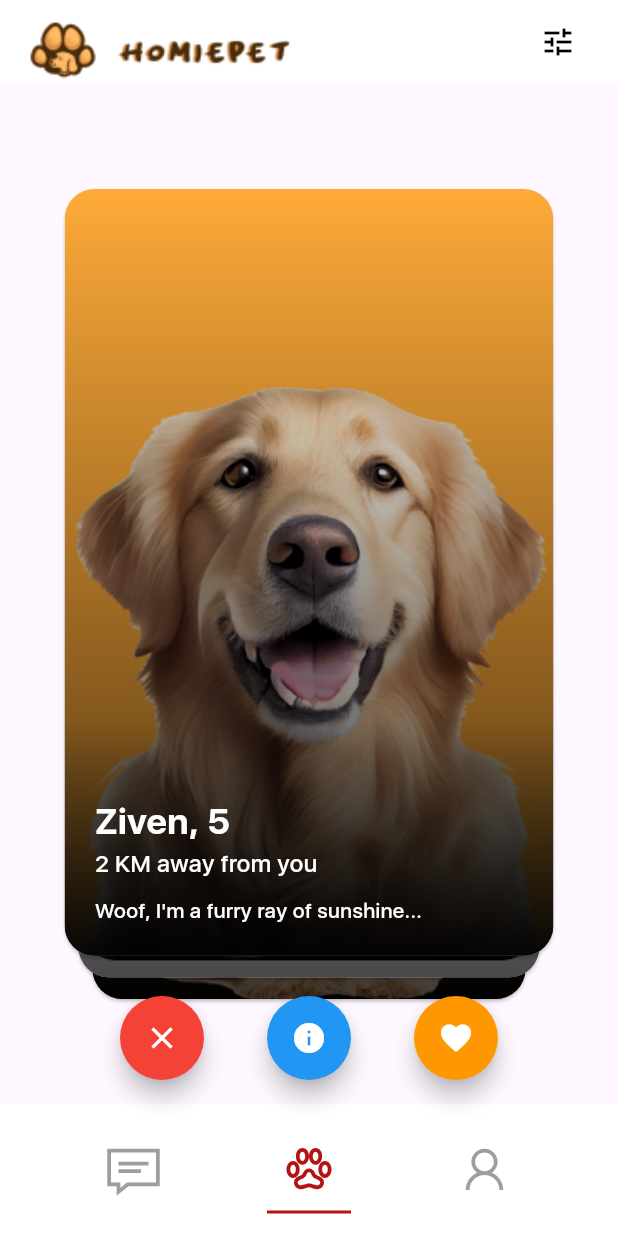
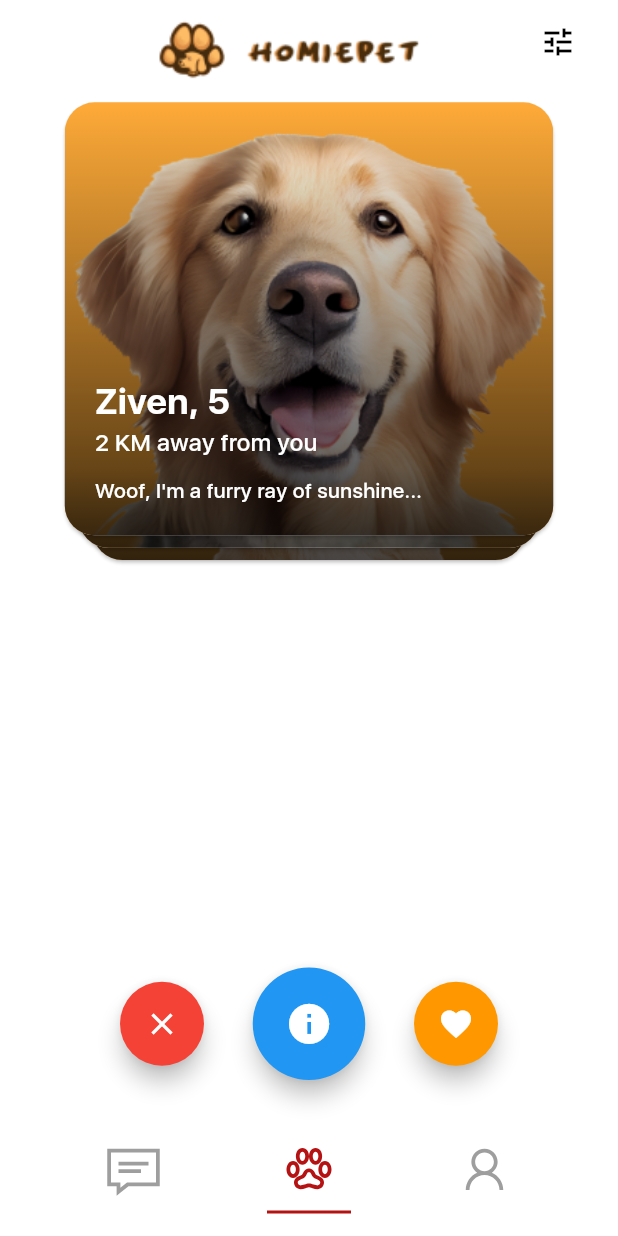
Before and after one commit to JoEdwrd/homiepet, a Flutter app: the HomePage screen opened by its route, item 2 of the bottom bar chosen, after a tap on the "info" icon, on a phone screen of 412 x 824 dp. Run offline on Flutter 3.47's test engine with Material 3 defaults, Android fonts, the light colour scheme and no system bars; drawn by our look-alikes of tcard; our stand-ins replace image_picker, line_awesome_flutter, permission_handler; project files that could hold a hidden picture were left out.

Commit message:
detail homepage

```diff
--- a/lib/pages/homepage.dart
+++ b/lib/pages/homepage.dart
@@ -10,6 +10,15 @@
 class _HomePageState extends State<HomePage> {
   TCardController _controller = TCardController();
   int _selectedIndex = 1;
+  double _cardHeightPercentage = 0.7; // Initial TCard height as a percentage of screen height
+  bool _isDetailVisible = false; // Track if detail view is visible
+
+  void _toggleCardPosition() {
+    setState(() {
+      _isDetailVisible = !_isDetailVisible;
+      _cardHeightPercentage = _isDetailVisible ? 0.4 : 0.7;
+    });
+  }
 
   List<Map<String, dynamic>> pets = [
     {
@@ -138,18 +147,19 @@
     }).toList();
 
     return Scaffold(
+      backgroundColor: Colors.white,
       appBar: AppBar(
         automaticallyImplyLeading: false,
         backgroundColor: Colors.white,
         title: Row(
-          mainAxisAlignment: MainAxisAlignment.center,
+          mainAxisAlignment: MainAxisAlignment.spaceBetween,
           children: <Widget>[
+            SizedBox(width: 40,),
             Image.asset(
               'assets/appbarlogo.png',
               fit: BoxFit.contain,
               height: 50,
             ),
-            Spacer(),
             IconButton(
               icon: Icon(Icons.tune, color: Colors.black),
               onPressed: () {
@@ -159,19 +169,25 @@
           ],
         ),
       ),
-      body: Center(
+      body: Stack(
+        children: [
+          AnimatedPositioned(
+            duration: Duration(milliseconds: 300),
+            curve: Curves.easeInOut,
+            top: 0,
+            left: MediaQuery.of(context).size.width * 0.05,
+            right: MediaQuery.of(context).size.width * 0.05,
+            child: AnimatedContainer(
+              duration: Duration(milliseconds: 300),
+              curve: Curves.easeInOut,
+              height: MediaQuery.of(context).size.height * _cardHeightPercentage,
               child: TCard(
                 controller: _controller,
                 cards: cards,
-          size: Size(
-            MediaQuery.of(context).size.width * 0.9,
-            MediaQuery.of(context).size.height * 0.7,
-          ),
                 onForward: (index, info) {
-            if(info.direction==SwipDirection.Right){
+                  if (info.direction == SwipDirection.Right) {
                     print('Card $index liked');
-            }
-            else{
+                  } else {
                     print('Card $index reject');
                   }
                 },
@@ -183,7 +199,12 @@
                 },
               ),
             ),
+          ),
+        ],
+      ),
+
       floatingActionButton: Padding(
+
         padding: const EdgeInsets.symmetric(horizontal: 80.0),
         child: Row(
           mainAxisAlignment: MainAxisAlignment.spaceBetween,
@@ -200,10 +221,14 @@
               ),
               shape: CircleBorder(),
             ),
-            FloatingActionButton(
+            Container(
+              height: 75,
+              width: 75,
+              child: FittedBox(
+                child: FloatingActionButton(
+
                   onPressed: () {
-                // Placeholder for detail action
-                print('Detail button pressed');
+                    _toggleCardPosition();
                   },
                   backgroundColor: Colors.blue,
                   child: Icon(
@@ -211,6 +236,8 @@
                     color: Colors.white,
                   ),
                   shape: CircleBorder(),
+                ),
+              ),
             ),
             FloatingActionButton(
               onPressed: () {
```
Lines whose indentation alone changed are shown as unchanged.
